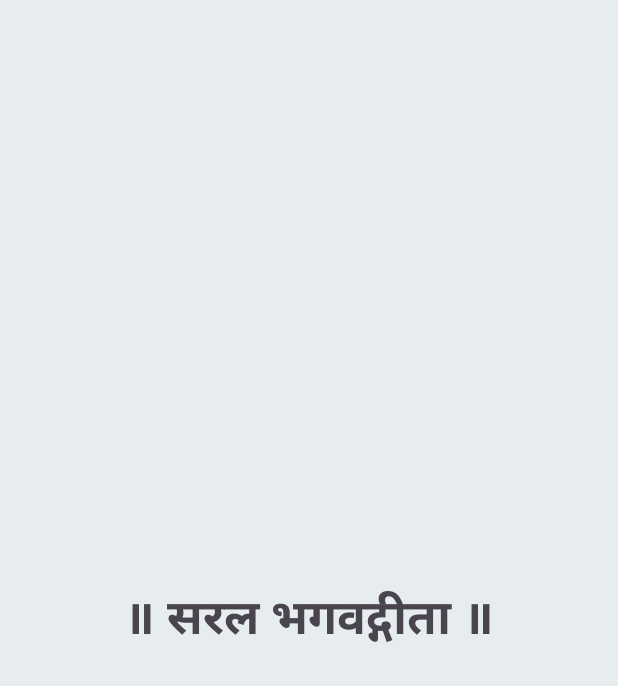
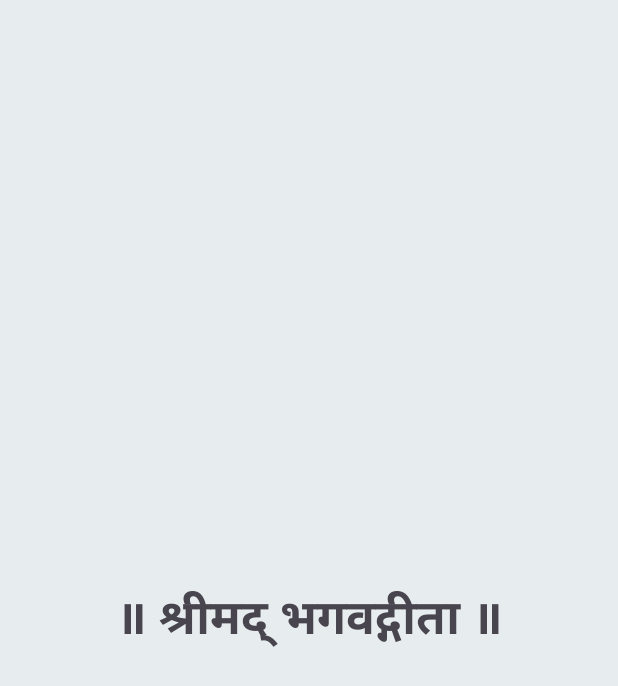
Before and after one commit to vinodpatildev/bhagavad-gita, an Android app: the layout activity_splash.xml on its own in the app's theme, with its tools: preview values and no code run, on a phone screen of 412 x 824 dp. Shown: the top 686 px of the screen. Run offline under Robolectric (Android 15) with nearby library versions, the phone set to English and light mode, and no system bars.

Commit message:
App name changed.
Signed-off-by: Vinod Patil <61724808+vinodpatildev@users.noreply.github.com>

```diff
--- a/app/src/main/res/values/strings.xml
+++ b/app/src/main/res/values/strings.xml
@@ -1,13 +1,13 @@
 <resources>
 <!--    <string name="app_name">saral bhagavad gita Hindi</string>-->
-    <string name="app_name">सरल भगवद्गीता</string>
+    <string name="app_name">श्रीमद् भगवद्गीता</string>
     <!--    admob cred-->
     <string name="admob_app_id">ca-app-pub-2935758820526888~5689480104</string>
     <string name="admob_banner_ad_unit_id">ca-app-pub-2935758820526888/4308115676</string>
     <string name="admob_interstitial_ad_unit_id">ca-app-pub-2935758820526888/5765463731</string>
 
     <!--    splash screen-->
-    <string name="splash_screen_title">॥ सरल भगवद्गीता ॥</string>
+    <string name="splash_screen_title">॥ श्रीमद् भगवद्गीता ॥</string>
     <!--    verse rcv layout-->
     <string name="text_verse_number">१.१</string>
     <string name="sample_text_verse_sanskrit">धृतराष्ट्र उवाच\nधर्मक्षेत्रे कुरुक्षेत्रे समवेता युयुत्सव: ।\nमामका: पाण्डवाश्चैव किमकुर्वत सञ्जय ॥ १ ॥</string>
@@ -44,11 +44,4 @@
         <item>श्रद्धात्रयविभाग योग</item>
         <item>मोक्षसन्न्यास योग</item>
     </string-array>
-
-<!--    <string name="admob_app_id">ca-app-pub-3940256099942544~3347511713</string>-->
-<!--    <string name="admob_banner_ad_unit_id">ca-app-pub-3940256099942544/6300978111</string>-->
-<!--    <string name="admob_interstitial_ad_unit_id">ca-app-pub-3940256099942544/1033173712</string>-->
-
-
-
 </resources>
```
